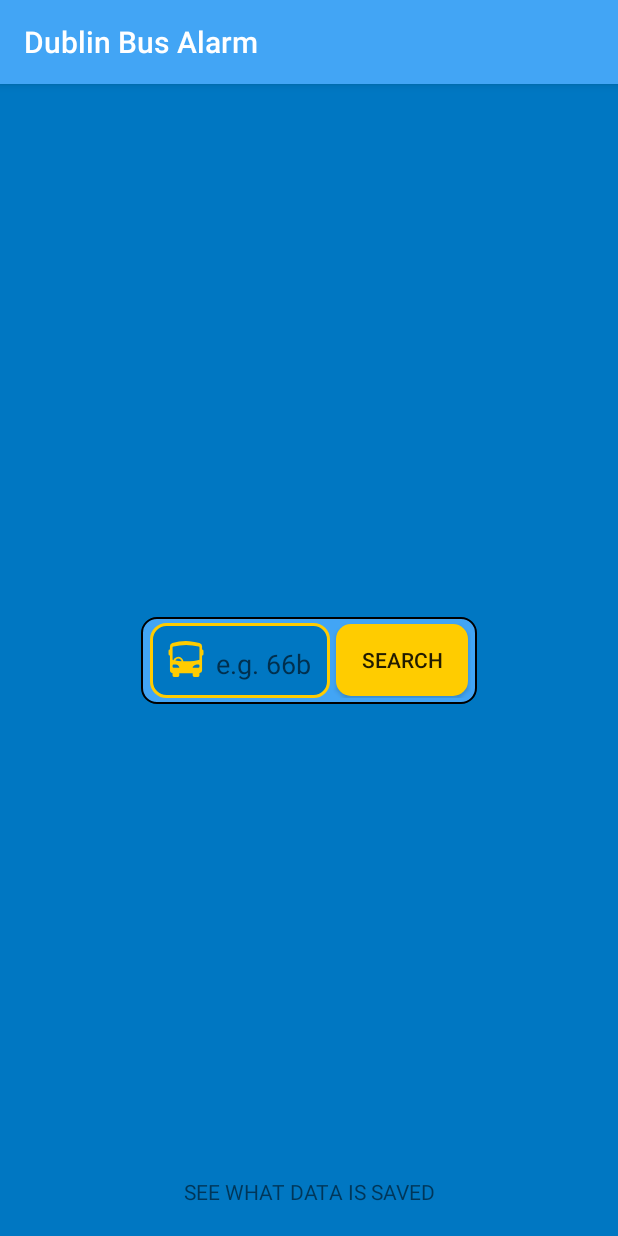
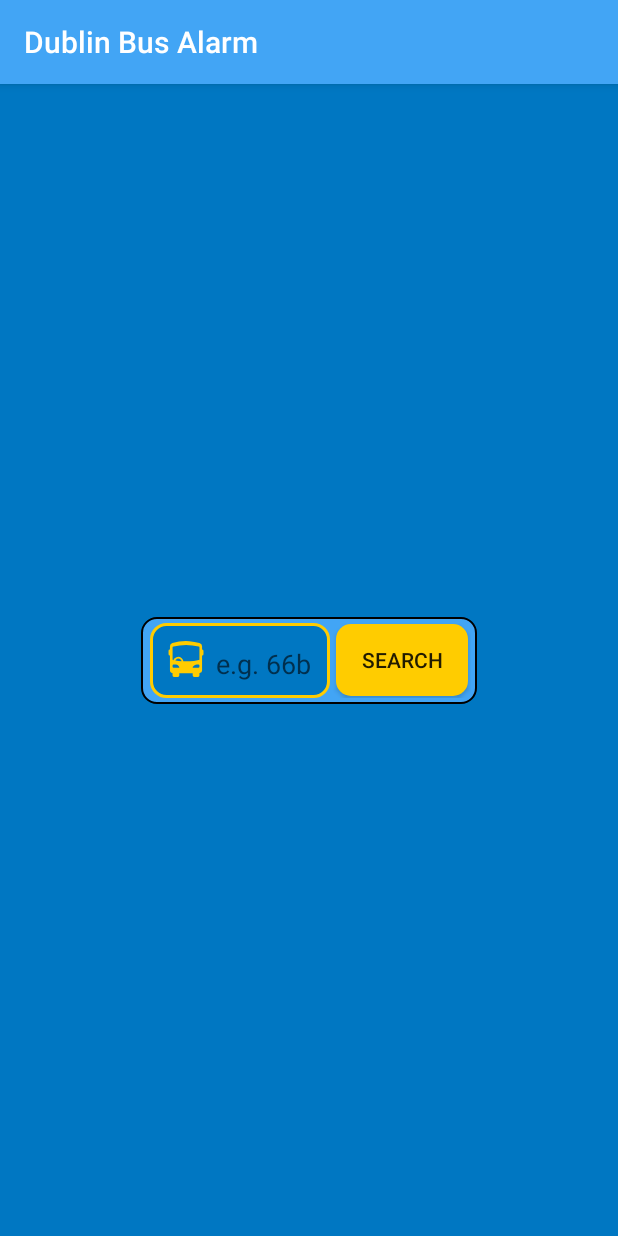
Before and after one commit to nachC/DublinBusAlarm, an Android app: the screen it shows after launch (MainActivity), on a phone screen of 412 x 824 dp. Run offline under Robolectric (Android 15) with nearby library versions, the phone set to English and light mode, and no system bars; our stand-ins replace Dagger/Hilt's generated code, Firebase (no records; nobody signed in at launch, a user with empty details on screens opened directly), RxJava, data binding, navigation-ui.

Commit message:
Disabled session data saving.

```diff
--- a/app/src/main/java/com/nachc/dba/googlemaps/MapsFragment.kt
+++ b/app/src/main/java/com/nachc/dba/googlemaps/MapsFragment.kt
@@ -188,6 +188,7 @@ class MapsFragment : Fragment() {
                             isStopReached = true
                             isStopSelected = false
 
+                            /*
                             sessionDate = Date().time
                             sessionTimeTakenToStop = (sessionDate - startTripDate)/1000
 
@@ -197,6 +198,7 @@ class MapsFragment : Fragment() {
                                 sessionTimeTakenToStop,
                                 sessionDate
                             ))
+                             */
 
                             startAlarm(requireContext(), ALARM_DELAY)
 
--- a/app/src/main/res/layout/search_screen_fragment.xml
+++ b/app/src/main/res/layout/search_screen_fragment.xml
@@ -124,6 +124,7 @@
             android:layout_marginBottom="20dp"
             android:text="@string/dataSavedTextView"
             android:textAllCaps="true"
+            android:visibility="gone"
             app:layout_constraintBottom_toBottomOf="parent"
             app:layout_constraintEnd_toEndOf="parent"
             app:layout_constraintStart_toStartOf="parent" />
```
